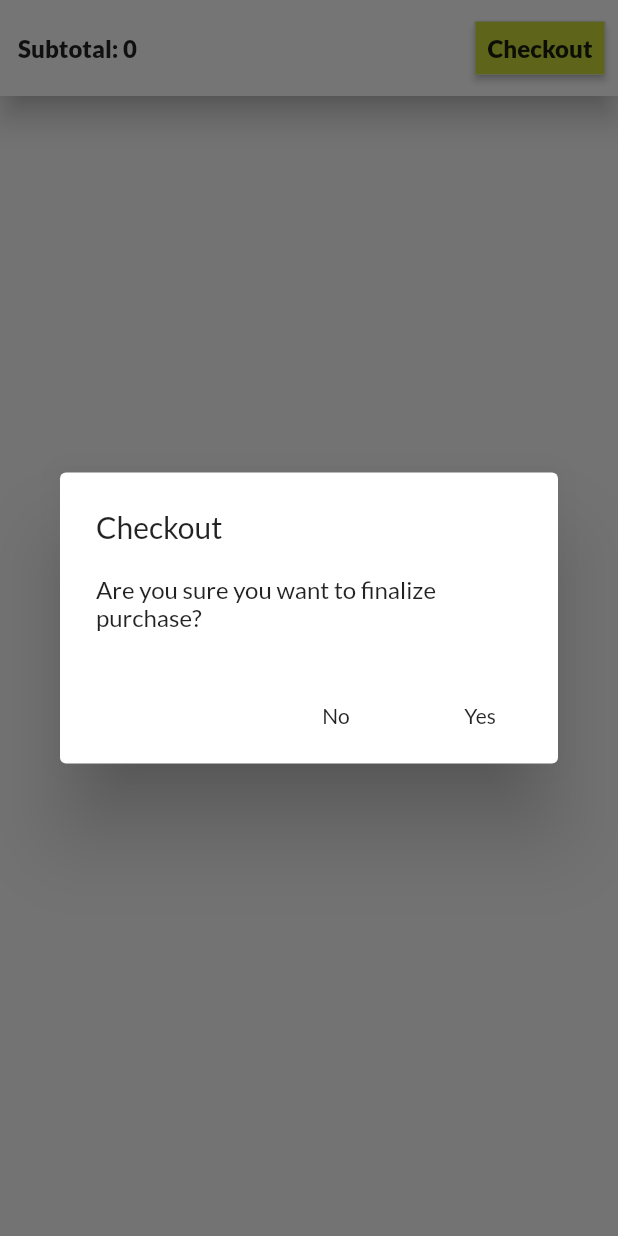
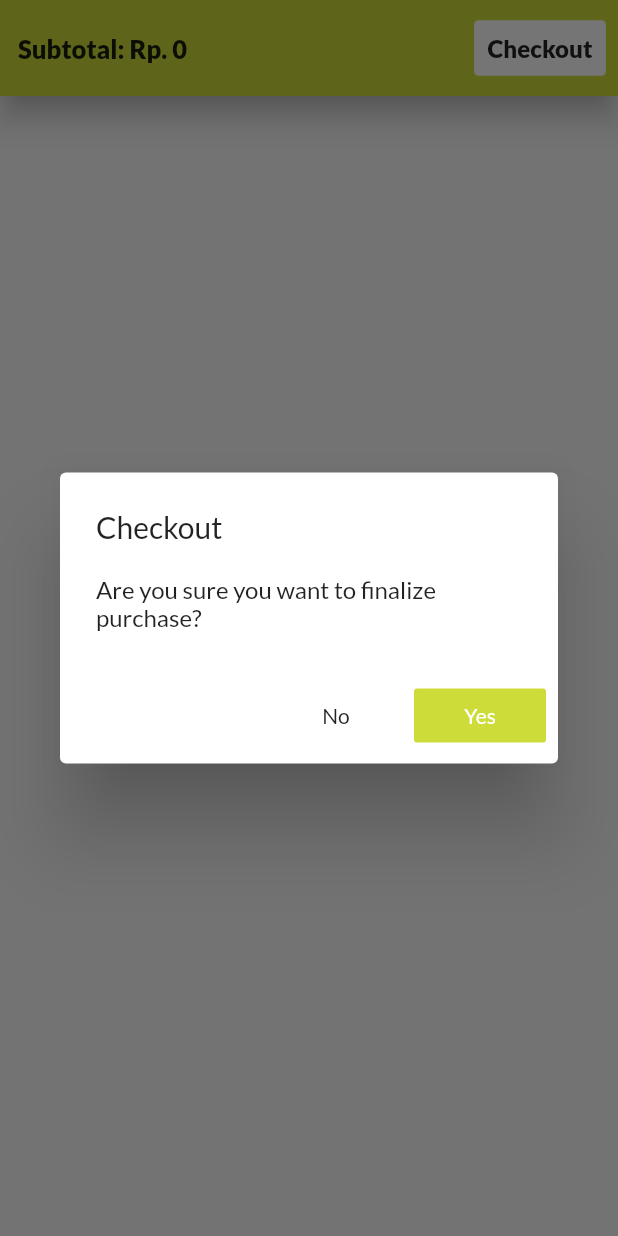
Before and after one commit to mettsardw/smart-chugg2, a Flutter app: the BarBawah widget shown alone on an empty page, opened directly with empty values, after a tap on "Checkout", on a phone screen of 412 x 824 dp. Run offline on Flutter 3.47's test engine with Material 2 defaults, Android fonts, the phone set to English and light mode, and no system bars; our stand-ins replace google_fonts; missing offline and left inert: barcode_scan, commons; network calls fail.

Commit message:
Revamped Looks

```diff
--- a/lib/bar_bawah.dart
+++ b/lib/bar_bawah.dart
@@ -1,4 +1,5 @@
 import 'package:flutter/material.dart';
+import 'package:intl/intl.dart';
 import 'package:webapp_super/args.dart';
 import 'package:webapp_super/list_barang.dart';
 
@@ -7,6 +8,7 @@ import 'checkout.dart';
 class BarBawah extends StatelessWidget {
   int _subtotal;
   int _txnID;
+  var cur = NumberFormat.currency(locale: "id",symbol:"Rp. ",decimalDigits: 0);
   //var _timer;
   BarBawah(int _subtotal,int _txnID){
     this._subtotal=_subtotal;
@@ -31,6 +33,8 @@ class BarBawah extends StatelessWidget {
                 },
               ),
               new FlatButton(
+                color: Colors.lime,
+                textColor: Colors.white,
                 child: new Text("Yes"),
                 onPressed: () {
                   ListBarang.listtimer.cancel();
@@ -44,28 +48,36 @@ class BarBawah extends StatelessWidget {
       );
     }
     return BottomAppBar(
+      color: Colors.lime,
       child: new Row(
         mainAxisSize: MainAxisSize.max,
         mainAxisAlignment: MainAxisAlignment.spaceBetween,
         children: <Widget>[
           Padding(
             child: Text(
-              "Subtotal: "+_subtotal.toString(),
-              style: Theme.of(context).textTheme.subhead.apply(fontWeightDelta: 20),
+              "Subtotal: "+cur.format(_subtotal).toString(),
+              style: Theme.of(context).textTheme.subhead.apply(fontWeightDelta: 20,fontSizeDelta: 1),
               ),
             padding: EdgeInsets.all(12.0),
           ),
           Padding(
-              child: RaisedButton(
+              child: FlatButton(
                 padding: const EdgeInsets.all(0.0),
                 child: Container(
                   decoration: const BoxDecoration(
-                    color: Colors.lime,
+                    border: Border(
+                      top: BorderSide(width: 1.0, color: Colors.white),
+                      left: BorderSide(width: 1.0, color: Colors.white),
+                      right: BorderSide(width: 1.0, color: Colors.white),
+                      bottom: BorderSide(width: 1.0, color: Colors.white),
+                    ),
+                    borderRadius: BorderRadius.all(Radius.circular(3.0)),
+                    color: Colors.white,
                   ),
                   padding: const EdgeInsets.all(8.0),
                   child: Text(
                     'Checkout',
-                    style: Theme.of(context).textTheme.subhead.apply(fontWeightDelta: 10),
+                    style: Theme.of(context).textTheme.subhead.apply(fontWeightDelta: 10,color:Theme.of(context).textTheme.body1.color),
                   ),
                 ),
                 onPressed: _alertYakinCheckout,
--- a/lib/barang.dart
+++ b/lib/barang.dart
@@ -1,3 +1,5 @@
+import 'package:intl/intl.dart';
+
 class Barang{
   int id;
   String nama;
@@ -20,6 +22,7 @@ class Barang{
   };
 
   void setQty(int qty){this.qty=qty;}
+  String getNama(){return this.nama;}
   int getQty(){return this.qty;}
   int getPrice(){return this.price;}
   void removeBarang(){
@@ -34,7 +37,8 @@ class Barang{
     this.price=this.baseprice*this.qty;
   }
   String infoPrice(){
-    String tx = qty.toString()+" pcs x Rp. "+baseprice.toString() + " = Rp. " + price.toString();
+    var cur = NumberFormat.currency(locale: "id",symbol:"Rp. ",decimalDigits: 0);
+    String tx = qty.toString()+" pcs @ "+cur.format(baseprice).toString() + " = " + cur.format(price).toString();
     return tx;
   }
 }
--- a/lib/thankyou.dart
+++ b/lib/thankyou.dart
@@ -43,8 +43,8 @@ class Thankyou extends StatelessWidget {
                     ),
                   ),
                   onPressed: () {
-                    Navigator.pushNamed(context, '/');
-                    //Navigator.of(context).pushNamedAndRemoveUntil('/', (Route<dynamic> route) => false);
+                    //Navigator.pushNamed(context, '/');
+                    Navigator.of(context).pushNamedAndRemoveUntil('/', (Route<dynamic> route) => false);
                   },
                 ),
             ],
--- a/pubspec.yaml
+++ b/pubspec.yaml
@@ -22,6 +22,9 @@ dependencies:
   logger: any
   google_fonts: ^0.3.9
   url_launcher: ^5.4.2
+  intl: ^0.16.0
+  commons: ^0.4.9
+  oktoast: ^2.3.2
   barcode_scan: any
   flutter:
     sdk: flutter
```
Also changed, not shown: lib/checkout.dart (+11 -1 lines), lib/list_barang.dart (+9 -25 lines), lib/scan_keranjang.dart (+24 -1 lines), pubspec.lock, 1 other file.
